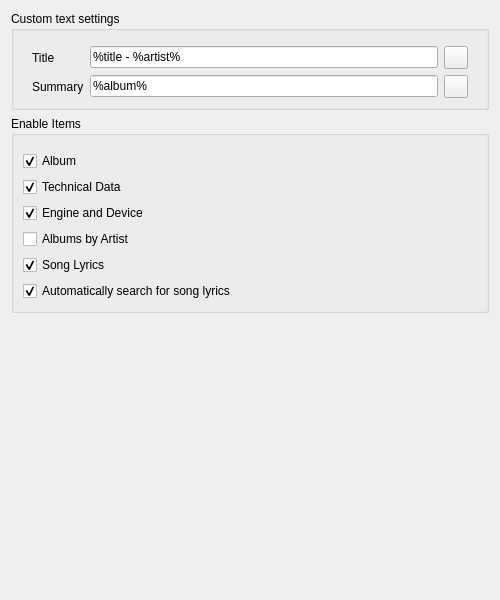
Above: src/settings/contextsettingspage.ui from strawberrymusicplayer/strawberry before the change. Below: the same form after it.
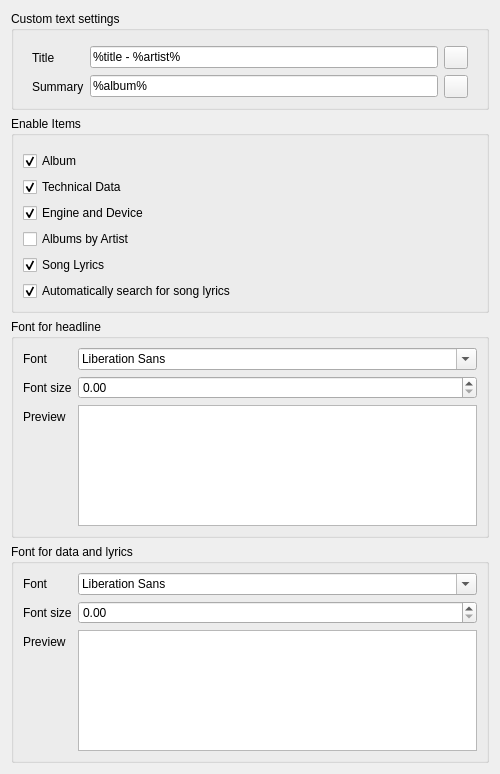
That is the form after the change.

Commit message:
Make context fonts configurable
Fixes #362

```diff
--- a/src/settings/contextsettingspage.ui
+++ b/src/settings/contextsettingspage.ui
@@ -7,7 +7,7 @@
     <x>0</x>
     <y>0</y>
     <width>500</width>
-    <height>600</height>
+    <height>774</height>
    </rect>
   </property>
   <property name="windowTitle">
@@ -209,6 +209,92 @@
      </layout>
     </widget>
    </item>
+   <item>
+    <widget class="QGroupBox" name="groupbox_font_headline">
+     <property name="title">
+      <string>Font for headline</string>
+     </property>
+     <layout class="QFormLayout" name="formLayout">
+      <item row="0" column="0">
+       <widget class="QLabel" name="label_1_font">
+        <property name="text">
+         <string>Font</string>
+        </property>
+       </widget>
+      </item>
+      <item row="1" column="0">
+       <widget class="QLabel" name="label_1_font_size">
+        <property name="text">
+         <string>Font size</string>
+        </property>
+       </widget>
+      </item>
+      <item row="1" column="1">
+       <widget class="QDoubleSpinBox" name="font_size_headline"/>
+      </item>
+      <item row="0" column="1">
+       <widget class="QFontComboBox" name="font_headline"/>
+      </item>
+      <item row="2" column="0">
+       <widget class="QLabel" name="label_1_preview">
+        <property name="text">
+         <string>Preview</string>
+        </property>
+       </widget>
+      </item>
+      <item row="2" column="1">
+       <widget class="QTextEdit" name="preview_headline">
+        <property name="textInteractionFlags">
+         <set>Qt::TextSelectableByKeyboard|Qt::TextSelectableByMouse</set>
+        </property>
+       </widget>
+      </item>
+     </layout>
+    </widget>
+   </item>
+   <item>
+    <widget class="QGroupBox" name="groupbox_font_normal">
+     <property name="title">
+      <string>Font for data and lyrics</string>
+     </property>
+     <layout class="QFormLayout" name="formLayout_2">
+      <item row="0" column="0">
+       <widget class="QLabel" name="label_2_font">
+        <property name="text">
+         <string>Font</string>
+        </property>
+       </widget>
+      </item>
+      <item row="0" column="1">
+       <widget class="QFontComboBox" name="font_normal"/>
+      </item>
+      <item row="1" column="0">
+       <widget class="QLabel" name="label_2_font_size">
+        <property name="text">
+         <string>Font size</string>
+        </property>
+       </widget>
+      </item>
+      <item row="1" column="1">
+       <widget class="QDoubleSpinBox" name="font_size_normal"/>
+      </item>
+      <item row="2" column="0">
+       <widget class="QLabel" name="label_1_preview_2">
+        <property name="text">
+         <string>Preview</string>
+        </property>
+       </widget>
+      </item>
+      <item row="2" column="1">
+       <widget class="QTextEdit" name="preview_normal">
+        <property name="textInteractionFlags">
+         <set>Qt::TextSelectableByKeyboard|Qt::TextSelectableByMouse</set>
+        </property>
+       </widget>
+      </item>
+     </layout>
+    </widget>
+   </item>
    <item>
     <spacer name="spacer_bottom">
      <property name="orientation">
```
The commit also changes 6 other files.
